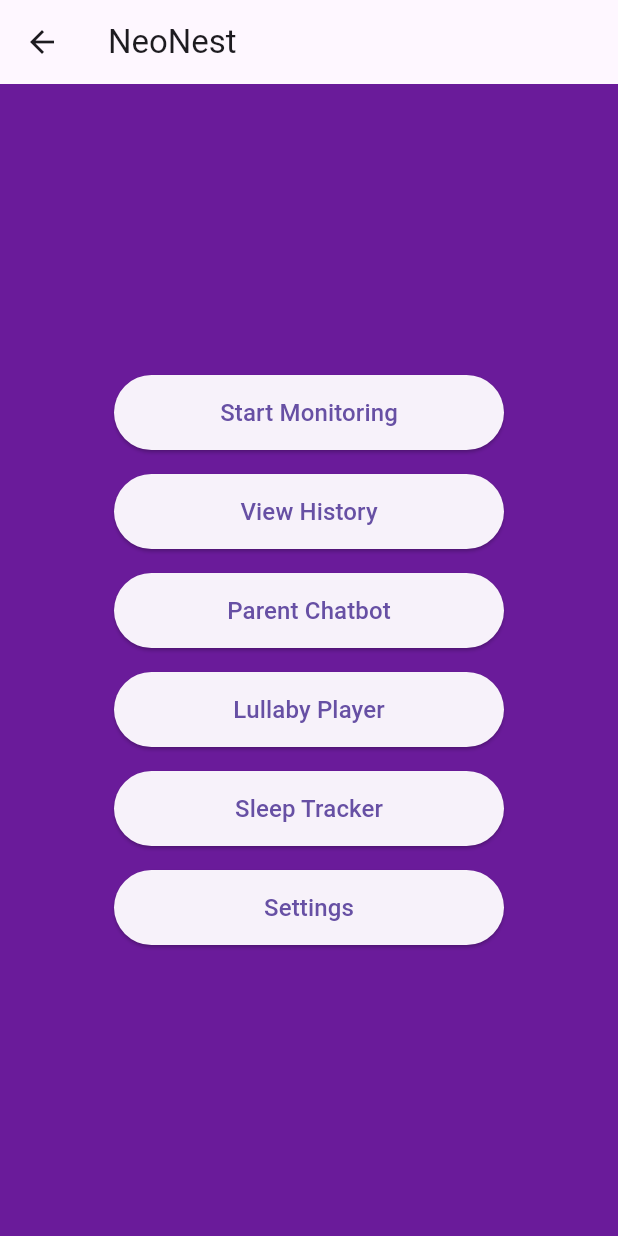
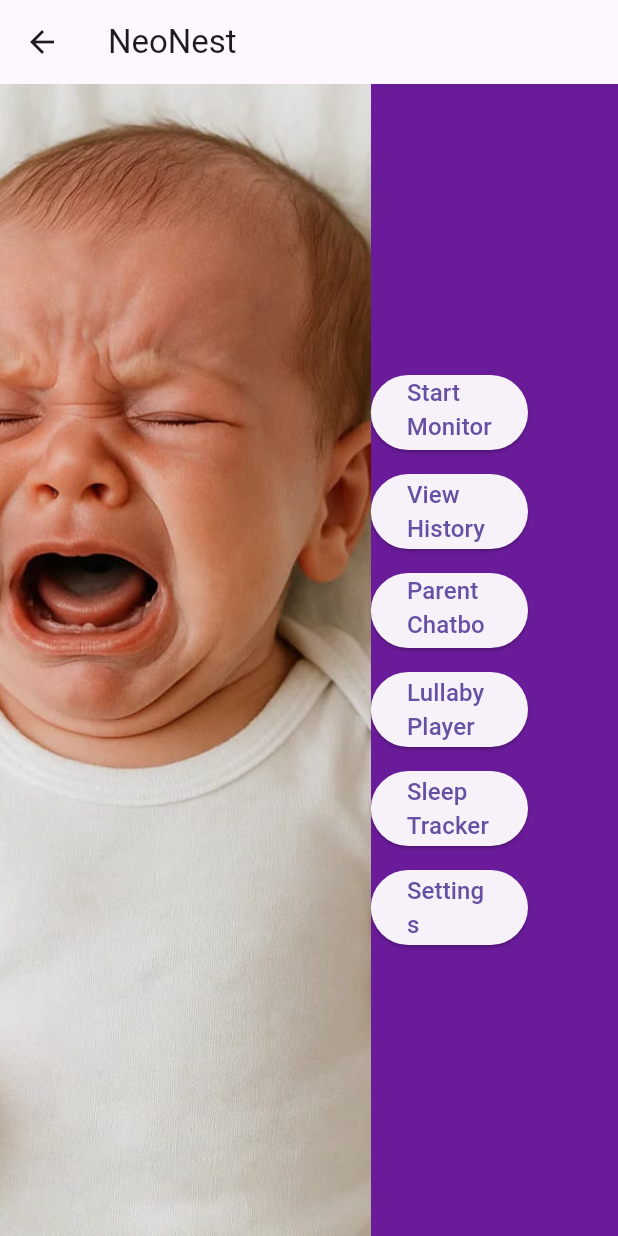
Before and after one commit to Dhanikadhanu7/NeoNest, a Flutter app: the HomeScreen screen opened by its route, on a phone screen of 412 x 824 dp. Run offline on Flutter 3.47's test engine with Material 3 defaults, Android fonts, the phone set to English and light mode, and no system bars; our stand-ins replace file_picker, just_audio; missing offline and left inert: audio_session.

Commit message:
HomeScreen layout updated, Login fixed, frontend stable changes

```diff
--- a/lib/screens/home_screen.dart
+++ b/lib/screens/home_screen.dart
@@ -14,10 +14,32 @@ class HomeScreen extends StatelessWidget {
     return Scaffold(
       backgroundColor: const Color(0xFF6A1B9A),
       appBar: AppBar(title: const Text('NeoNest')),
+      body: Row(
+        children: [
+          // LEFT SIDE - FULL IMAGE (60% width)
+          Expanded(
+            flex: 3,
+            child: Container(
+              decoration: const BoxDecoration(
+                image: DecorationImage(
+                  image: AssetImage('assets/images/baby_home.jpg'), // your image path
+                  fit: BoxFit.cover, // fills entire left section
+                ),
+              ),
+            ),
+          ),
 
-      body: Center(
+          // RIGHT SIDE - BUTTONS (40% width)
+          Expanded(
+            flex: 2,
+            child: Align(
+              alignment: Alignment.centerRight,
+              child: Padding(
+                padding: const EdgeInsets.only(right: 60), // pushes buttons to the right
+                child: SingleChildScrollView(
                   child: Column(
                     mainAxisAlignment: MainAxisAlignment.center,
+                    crossAxisAlignment: CrossAxisAlignment.end,
                     children: [
                       _buildButton(context, 'Start Monitoring', const MonitoringScreen()),
                       const SizedBox(height: 16),
@@ -32,6 +54,11 @@ class HomeScreen extends StatelessWidget {
                       _buildButton(context, 'Settings', const SettingsScreen()),
                     ],
                   ),
+                ),
+              ),
+            ),
+          ),
+        ],
       ),
     );
   }
--- a/pubspec.yaml
+++ b/pubspec.yaml
@@ -34,3 +34,4 @@ flutter:
   assets:
     - assets/images/logo.png
     - assets/audio/
+    - assets/images/baby_home.jpg
```
Also changed, not shown: assets/images/baby_home.jpg (added). Lines whose indentation alone changed are shown as unchanged.
